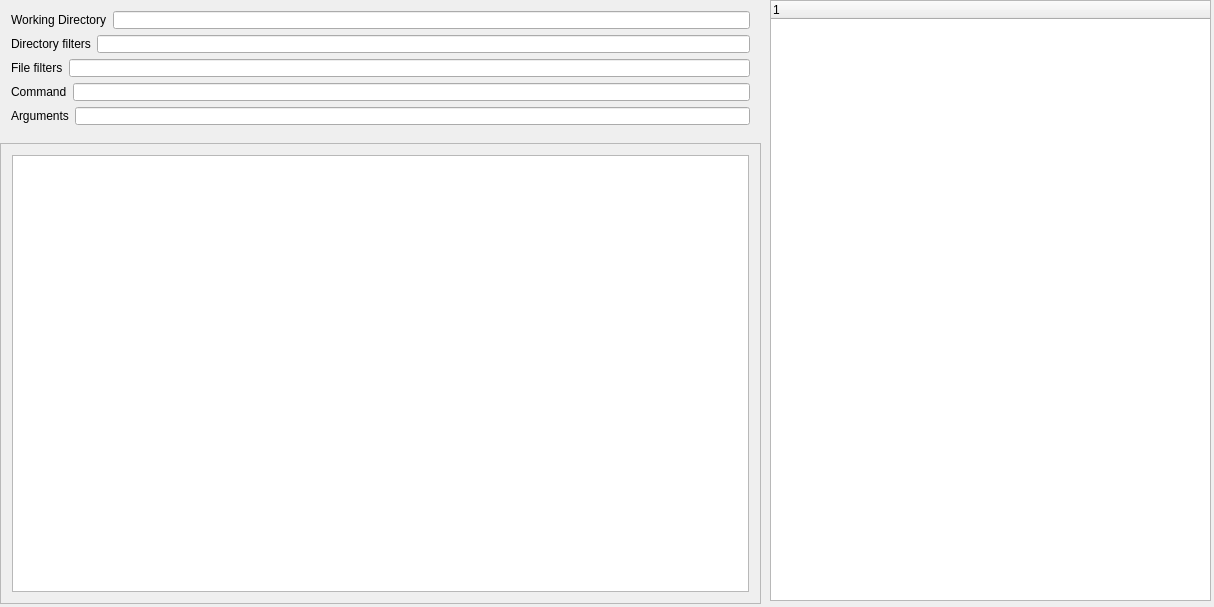
Old version of the form Servant/widget.ui in the repository OskinElocater/Servant.
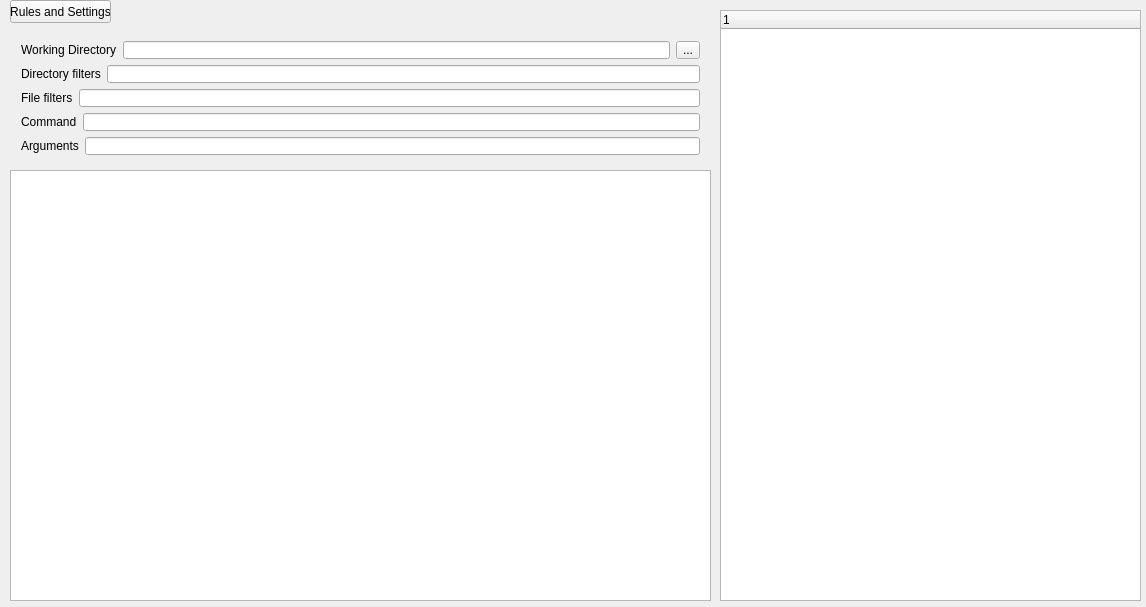
New version of the form.

Commit message: Started on implementing Rules and Settings dialog

What changed in the file:
```diff
--- a/Servant/widget.ui
+++ b/Servant/widget.ui
@@ -6,51 +6,19 @@
    <rect>
     <x>0</x>
     <y>0</y>
-    <width>1214</width>
+    <width>1146</width>
     <height>607</height>
    </rect>
   </property>
   <property name="windowTitle">
    <string>Widget</string>
   </property>
-  <widget class="QScrollArea" name="scrollArea">
-   <property name="geometry">
-    <rect>
-     <x>0</x>
-     <y>143</y>
-     <width>761</width>
-     <height>461</height>
-    </rect>
-   </property>
-   <property name="widgetResizable">
-    <bool>true</bool>
-   </property>
-   <widget class="QWidget" name="scrollAreaWidgetContents">
-    <property name="geometry">
-     <rect>
-      <x>0</x>
-      <y>0</y>
-      <width>759</width>
-      <height>459</height>
-     </rect>
-    </property>
-    <layout class="QHBoxLayout" name="horizontalLayout_3">
-     <item>
-      <widget class="QTextEdit" name="output">
-       <property name="readOnly">
-        <bool>true</bool>
-       </property>
-      </widget>
-     </item>
-    </layout>
-   </widget>
-  </widget>
   <widget class="QWidget" name="layoutWidget">
    <property name="geometry">
     <rect>
-     <x>0</x>
-     <y>0</y>
-     <width>761</width>
+     <x>10</x>
+     <y>30</y>
+     <width>701</width>
      <height>136</height>
     </rect>
    </property>
@@ -71,6 +39,13 @@
         </property>
        </widget>
       </item>
+      <item>
+       <widget class="QToolButton" name="toolButton">
+        <property name="text">
+         <string>...</string>
+        </property>
+       </widget>
+      </item>
      </layout>
     </item>
     <item>
@@ -134,17 +109,38 @@
   <widget class="QTreeWidget" name="treeWidget">
    <property name="geometry">
     <rect>
-     <x>770</x>
+     <x>720</x>
+     <y>10</y>
+     <width>421</width>
+     <height>591</height>
+    </rect>
+   </property>
+  </widget>
+  <widget class="QPushButton" name="btn_settings">
+   <property name="geometry">
+    <rect>
+     <x>10</x>
      <y>0</y>
-     <width>441</width>
-     <height>601</height>
+     <width>101</width>
+     <height>23</height>
     </rect>
    </property>
-   <column>
-    <property name="text">
-     <string notr="true">1</string>
-    </property>
-   </column>
+   <property name="text">
+    <string>Rules and Settings</string>
+   </property>
+  </widget>
+  <widget class="QTextEdit" name="output">
+   <property name="geometry">
+    <rect>
+     <x>10</x>
+     <y>170</y>
+     <width>701</width>
+     <height>431</height>
+    </rect>
+   </property>
+   <property name="readOnly">
+    <bool>true</bool>
+   </property>
   </widget>
  </widget>
  <layoutdefault spacing="6" margin="11"/>
```
The commit also changes 38 other files.
